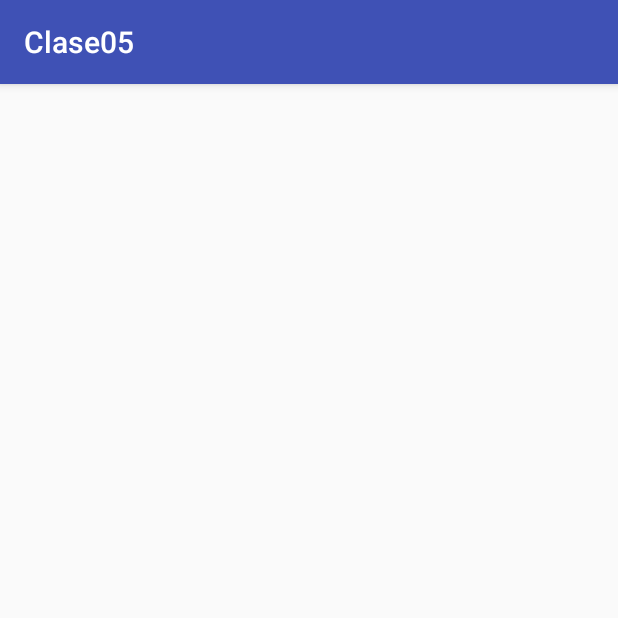
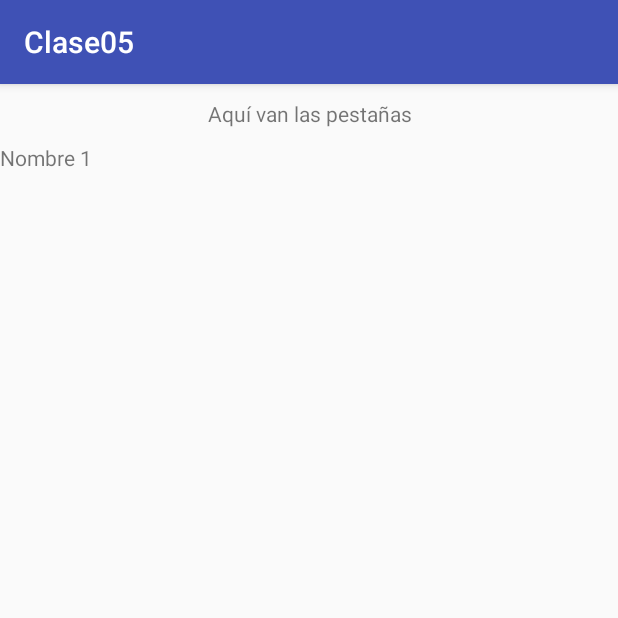
Before and after one commit to Area51TrainingCenter/Android-Group-35, an Android app: the ViewPagerActivity screen opened directly, with no data from a screen before it, on a phone screen of 412 x 824 dp, the top half of it. Run offline under Robolectric (Android 15) with nearby library versions, the phone set to English and light mode, and no system bars.

Commit message:
viewpager

```diff
--- a/modulo01/clase05/Clase05/app/build.gradle
+++ b/modulo01/clase05/Clase05/app/build.gradle
@@ -28,5 +28,6 @@ dependencies {
     compile 'com.android.support:appcompat-v7:26.+'
     compile 'com.android.support.constraint:constraint-layout:1.0.2'
     compile 'com.facebook.fresco:fresco:1.5.0'
+    compile 'com.android.support:support-v4:26.+'
     testCompile 'junit:junit:4.12'
 }
--- a/modulo01/clase05/Clase05/app/src/main/AndroidManifest.xml
+++ b/modulo01/clase05/Clase05/app/src/main/AndroidManifest.xml
@@ -28,7 +28,7 @@
         </activity>
         <activity android:name=".screens.gridview.GridViewActivity" />
         <activity android:name=".screens.listview.ListViewActivity" />
-        <activity android:name=".screens.viewpager.ViewPagerActivity"></activity>
+        <activity android:name=".screens.viewpager.view.ViewPagerActivity"></activity>
     </application>
 
 </manifest>
--- a/modulo01/clase05/Clase05/app/src/main/java/pe/area51/clase05/models/PersonModel.java
+++ b/modulo01/clase05/Clase05/app/src/main/java/pe/area51/clase05/models/PersonModel.java
@@ -1,10 +1,12 @@
 package pe.area51.clase05.models;
+
+import java.io.Serializable;
 
 /**
  * Created by segundo on 24/08/17.
  */
 
-public class PersonModel {
+public class PersonModel implements Serializable {
 
     private String name;
     private String photo;
--- a/modulo01/clase05/Clase05/app/src/main/java/pe/area51/clase05/screens/home/MainActivity.java
+++ b/modulo01/clase05/Clase05/app/src/main/java/pe/area51/clase05/screens/home/MainActivity.java
@@ -9,7 +9,7 @@ import android.widget.Button;
 import pe.area51.clase05.R;
 import pe.area51.clase05.screens.gridview.GridViewActivity;
 import pe.area51.clase05.screens.listview.ListViewActivity;
-import pe.area51.clase05.screens.viewpager.ViewPagerActivity;
+import pe.area51.clase05.screens.viewpager.view.ViewPagerActivity;
 
 public class MainActivity extends AppCompatActivity {
 
--- a/modulo01/clase05/Clase05/app/src/main/java/pe/area51/clase05/screens/listview/ListViewActivity.java
+++ b/modulo01/clase05/Clase05/app/src/main/java/pe/area51/clase05/screens/listview/ListViewActivity.java
@@ -6,7 +6,10 @@ import android.os.Bundle;
 import android.widget.GridView;
 import android.widget.ListView;
 
+import java.text.SimpleDateFormat;
 import java.util.ArrayList;
+import java.util.Calendar;
+import java.util.Random;
 
 import pe.area51.clase05.R;
 import pe.area51.clase05.models.PersonModel;
@@ -33,9 +36,17 @@ public class ListViewActivity extends AppCompatActivity {
         for (int i = 1; i < 30; i++) {
             PersonModel pm = new PersonModel();
 
+            Random random = new Random();
+
+            //Obtenemos el tiempo actual
+            Calendar cal = Calendar.getInstance();
+            SimpleDateFormat sdf = new SimpleDateFormat("HH:mm:ss");
+
             pm.setName("Nombre " + i);
-            pm.setTime("Hoy 9:30");
+            pm.setMessage("Mensaje de " + i);
+            pm.setTime("" + sdf.format(cal.getTime())); //Momento actual
             pm.setPhoto("http://segundoacosta.com/people/img_" + i + ".jpg");
+            pm.setMessage_count(random.nextInt(20)); //Cantidad aleatoria
 
             arreglo.add(pm);
         }
@@ -46,5 +57,4 @@ public class ListViewActivity extends AppCompatActivity {
     }
 
 
-
 }
--- a/modulo01/clase05/Clase05/app/src/main/java/pe/area51/clase05/screens/viewpager/ViewPagerActivity.java
+++ /dev/null
@@ -1,15 +0,0 @@
-package pe.area51.clase05.screens.viewpager;
-
-import android.support.v7.app.AppCompatActivity;
-import android.os.Bundle;
-
-import pe.area51.clase05.R;
-
-public class ViewPagerActivity extends AppCompatActivity {
-
-    @Override
-    protected void onCreate(Bundle savedInstanceState) {
-        super.onCreate(savedInstanceState);
-        setContentView(R.layout.activity_view_pager);
-    }
-}
--- /dev/null
+++ b/modulo01/clase05/Clase05/app/src/main/java/pe/area51/clase05/screens/viewpager/fragments/PeopleFragment.java
@@ -0,0 +1,63 @@
+package pe.area51.clase05.screens.viewpager.fragments;
+
+
+import android.content.Context;
+import android.os.Bundle;
+import android.support.annotation.Nullable;
+import android.support.v4.app.Fragment;
+import android.view.LayoutInflater;
+import android.view.View;
+import android.view.ViewGroup;
+import android.widget.TextView;
+
+import pe.area51.clase05.R;
+import pe.area51.clase05.helpers.log.HelperLog;
+import pe.area51.clase05.models.PersonModel;
+
+/**
+ * A simple {@link Fragment} subclass.
+ */
+public class PeopleFragment extends Fragment {
+
+    Context context;
+
+    PersonModel pm;
+
+    View view;
+    TextView name;
+
+    public PeopleFragment() {
+        // Required empty public constructor
+    }
+
+    @Override
+    public void onCreate(@Nullable Bundle savedInstanceState) {
+        super.onCreate(savedInstanceState);
+
+        context = getActivity(); //Contexto que hereda el fragmento
+
+        pm = (PersonModel) getArguments().getSerializable("people");
+        HelperLog.getMessage("PersonModel: " + pm.getPhoto());
+
+    }
+
+    @Override
+    public View onCreateView(LayoutInflater inflater, ViewGroup container,
+                             Bundle savedInstanceState) {
+
+        view = inflater.inflate(R.layout.fragment_people, container, false);
+        name = (TextView) view.findViewById(R.id.name);
+
+        return view;
+    }
+
+    @Override
+    public void onActivityCreated(@Nullable Bundle savedInstanceState) {
+        super.onActivityCreated(savedInstanceState);
+
+        //Aquí va la logica
+        name.setText(pm.getName());
+
+
+    }
+}
--- /dev/null
+++ b/modulo01/clase05/Clase05/app/src/main/java/pe/area51/clase05/screens/viewpager/view/PeopleStatePageAdapter.java
@@ -0,0 +1,46 @@
+package pe.area51.clase05.screens.viewpager.view;
+
+import android.os.Bundle;
+import android.support.v4.app.Fragment;
+import android.support.v4.app.FragmentManager;
+import android.support.v4.app.FragmentStatePagerAdapter;
+
+import java.util.ArrayList;
+
+import pe.area51.clase05.models.PersonModel;
+import pe.area51.clase05.screens.viewpager.fragments.PeopleFragment;
+
+/**
+ * Created by segundo on 29/08/17.
+ */
+
+public class PeopleStatePageAdapter extends FragmentStatePagerAdapter {
+
+    ArrayList<PersonModel> people;
+
+    public PeopleStatePageAdapter(FragmentManager fm, ArrayList<PersonModel> people) {
+        super(fm);
+        this.people = people;
+    }
+
+    @Override
+    public Fragment getItem(int position) {
+
+        PeopleFragment fragment = new PeopleFragment();
+        Bundle bundle = new Bundle();
+
+        //Traemos el objeto de la posición del arreglo people
+        PersonModel pm = people.get(position);
+        //Seteamos el objeto serializado
+        bundle.putSerializable("people", pm);
+        //Asignamos la variable bundle al fragmento
+        fragment.setArguments(bundle);
+
+        return fragment;
+    }
+
+    @Override
+    public int getCount() {
+        return people.size();
+    }
+}
--- /dev/null
+++ b/modulo01/clase05/Clase05/app/src/main/java/pe/area51/clase05/screens/viewpager/view/ViewPagerActivity.java
@@ -0,0 +1,54 @@
+package pe.area51.clase05.screens.viewpager.view;
+
+import android.content.Context;
+import android.support.v4.view.ViewPager;
+import android.support.v7.app.AppCompatActivity;
+import android.os.Bundle;
+
+import java.text.SimpleDateFormat;
+import java.util.ArrayList;
+import java.util.Calendar;
+import java.util.Random;
+
+import pe.area51.clase05.R;
+import pe.area51.clase05.models.PersonModel;
+
+public class ViewPagerActivity extends AppCompatActivity {
+
+    Context context;
+    PeopleStatePageAdapter adapter;
+    ViewPager pager;
+
+    @Override
+    protected void onCreate(Bundle savedInstanceState) {
+        super.onCreate(savedInstanceState);
+        setContentView(R.layout.activity_view_pager);
+
+        pager = (ViewPager) findViewById(R.id.pager);
+
+        //Llenamos la data del arreglo
+        ArrayList<PersonModel> arreglo = new ArrayList<PersonModel>();
+
+        for (int i = 1; i < 30; i++) {
+            PersonModel pm = new PersonModel();
+            Random random = new Random();
+
+            //Obtenemos el tiempo actual
+            Calendar cal = Calendar.getInstance();
+            SimpleDateFormat sdf = new SimpleDateFormat("HH:mm:ss");
+
+            pm.setName("Nombre " + i);
+            pm.setMessage("Mensaje de " + i);
+            pm.setTime("" + sdf.format(cal.getTime())); //Momento actual
+            pm.setPhoto("http://segundoacosta.com/people/img_" + i + ".jpg");
+            pm.setMessage_count(random.nextInt(20)); //Cantidad aleatoria
+
+            arreglo.add(pm);
+        }
+
+        //Inicializamos el adapter
+        adapter = new PeopleStatePageAdapter(getSupportFragmentManager(), arreglo);
+        pager.setAdapter(adapter);
+
+    }
+}
--- a/modulo01/clase05/Clase05/app/src/main/res/layout/activity_view_pager.xml
+++ b/modulo01/clase05/Clase05/app/src/main/res/layout/activity_view_pager.xml
@@ -1,9 +1,21 @@
 <?xml version="1.0" encoding="utf-8"?>
-<android.support.constraint.ConstraintLayout xmlns:android="http://schemas.android.com/apk/res/android"
+<LinearLayout xmlns:android="http://schemas.android.com/apk/res/android"
     xmlns:app="http://schemas.android.com/apk/res-auto"
     xmlns:tools="http://schemas.android.com/tools"
     android:layout_width="match_parent"
     android:layout_height="match_parent"
-    tools:context="pe.area51.clase05.screens.viewpager.ViewPagerActivity">
+    android:orientation="vertical">
 
-</android.support.constraint.ConstraintLayout>
+    <TextView
+        android:layout_width="match_parent"
+        android:layout_height="wrap_content"
+        android:gravity="center"
+        android:padding="10dp"
+        android:text="@string/viewpager_title" />
+
+    <android.support.v4.view.ViewPager
+        android:id="@+id/pager"
+        android:layout_width="match_parent"
+        android:layout_height="match_parent" />
+
+</LinearLayout>
--- /dev/null
+++ b/modulo01/clase05/Clase05/app/src/main/res/layout/fragment_people.xml
@@ -0,0 +1,14 @@
+<FrameLayout xmlns:android="http://schemas.android.com/apk/res/android"
+    xmlns:tools="http://schemas.android.com/tools"
+    android:layout_width="match_parent"
+    android:layout_height="match_parent"
+    tools:context="pe.area51.clase05.screens.viewpager.fragments.PeopleFragment">
+
+    <!-- TODO: Update blank fragment layout -->
+    <TextView
+        android:id="@+id/name"
+        android:layout_width="match_parent"
+        android:layout_height="match_parent"
+        android:text="@string/hello_blank_fragment" />
+
+</FrameLayout>
--- a/modulo01/clase05/Clase05/app/src/main/res/layout/row_person_listview.xml
+++ b/modulo01/clase05/Clase05/app/src/main/res/layout/row_person_listview.xml
@@ -69,7 +69,10 @@
                 android:layout_gravity="right"
                 android:layout_marginRight="10dp"
                 android:background="@color/listview_message_count_background"
-                android:padding="4dp"
+                android:paddingBottom="2dp"
+                android:paddingLeft="6dp"
+                android:paddingRight="6dp"
+                android:paddingTop="2dp"
                 android:text="@string/app_name"
                 android:textColor="@color/listview_message_count_color"
                 android:textSize="10sp" />
--- a/modulo01/clase05/Clase05/app/src/main/res/values/strings.xml
+++ b/modulo01/clase05/Clase05/app/src/main/res/values/strings.xml
@@ -6,5 +6,10 @@
     <string name="home_btn_listview">Ir al Listview</string>
     <string name="home_btn_viewpager">Ir al ViewPager</string>
 
+    <string name="viewpager_title">Aquí van las pestañas</string>
+
+    <!-- TODO: Remove or change this placeholder text -->
+    <string name="hello_blank_fragment">Hello blank fragment</string>
+
 
 </resources>
```
Also changed, not shown: 1 other file.
